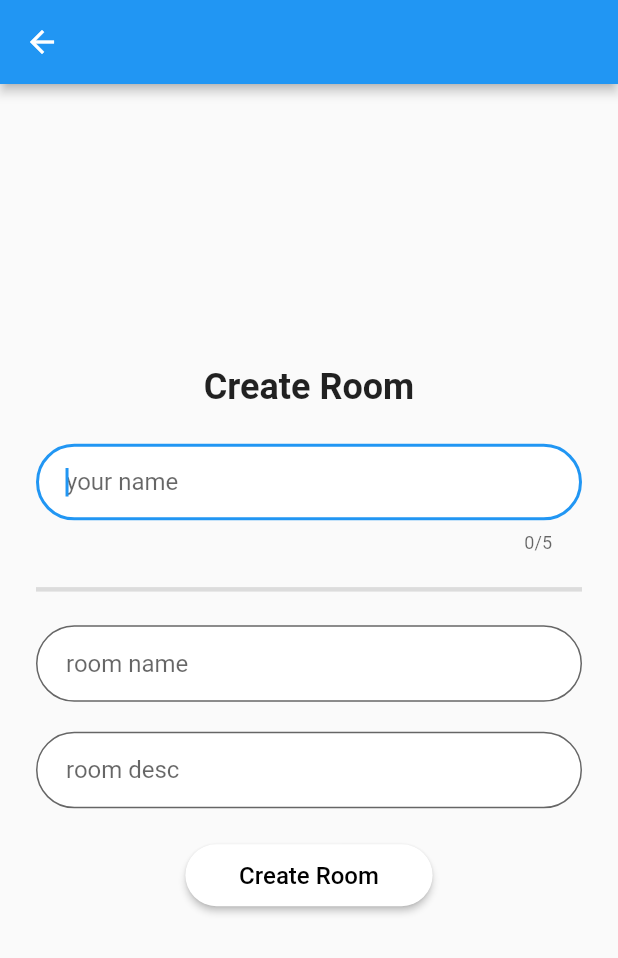
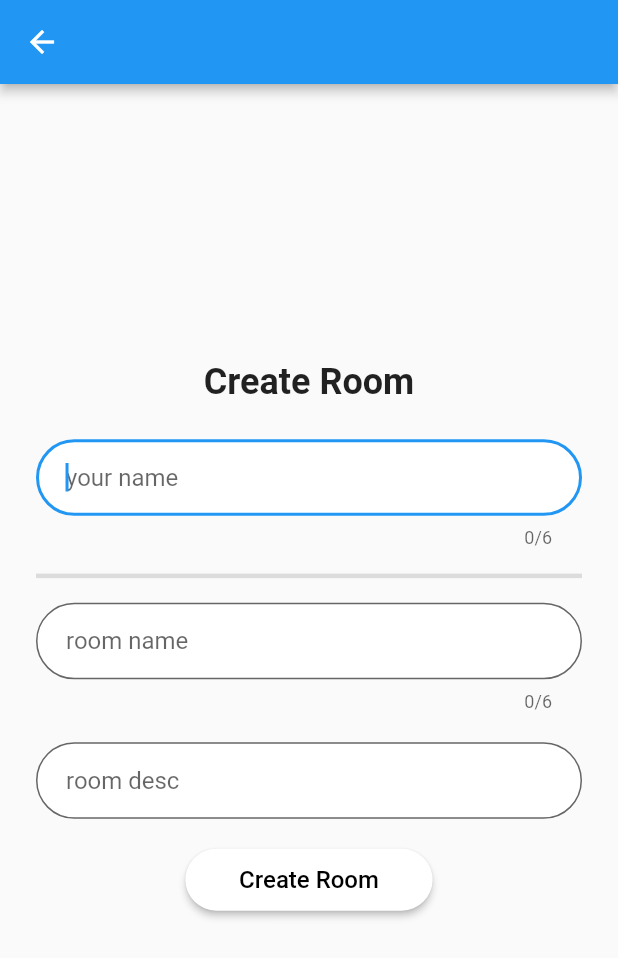
Before and after one commit to haqqer/shareloc, a Flutter app: the CreateRoomPage screen opened directly, on a phone screen of 412 x 824 dp. Shown: the top 958 px of the screen. Run offline on Flutter 3.47's test engine with Material 2 defaults, Android fonts, the phone set to English and light mode, and no system bars; our stand-ins replace dio, google_maps_flutter, location, sliding_up_panel, socket_io_client; missing offline and left inert: clipboard; accounts and stored records are empty.

Commit message:
add maxlength to room name and user name

```diff
--- a/lib/pages/create_room.dart
+++ b/lib/pages/create_room.dart
@@ -63,6 +63,7 @@ class _CreateRoomPageState extends State<CreateRoomPage> {
     var _userLocation = Provider.of<UserLocation>(context);
     userLocation = _userLocation;
     return Scaffold(
+      resizeToAvoidBottomInset: false,
       appBar: AppBar(
         elevation: 3,
       ),
@@ -79,7 +80,7 @@ class _CreateRoomPageState extends State<CreateRoomPage> {
             ),
             TextField(
                 autofocus: true,
-                maxLength: 5,
+                maxLength: 6,
                 controller: userNameController,
                 decoration: InputDecoration(
                     contentPadding:
@@ -90,12 +91,13 @@ class _CreateRoomPageState extends State<CreateRoomPage> {
                     border: OutlineInputBorder(
                         borderRadius: BorderRadius.all(Radius.circular(30))))),
             Divider(
-              height: 48,
+              height: 36,
               thickness: 3,
             ),
             TextField(
                 autofocus: true,
                 controller: roomNameController,
+                maxLength: 6,
                 decoration: InputDecoration(
                     contentPadding:
                         EdgeInsets.symmetric(horizontal: 20, vertical: 16),
@@ -119,7 +121,7 @@ class _CreateRoomPageState extends State<CreateRoomPage> {
                     border: OutlineInputBorder(
                         borderRadius: BorderRadius.all(Radius.circular(30))))),
             SizedBox(
-              height: 24,
+              height: 20,
             ),
             SizedBox(
               width: MediaQuery.of(context).size.width -
```
